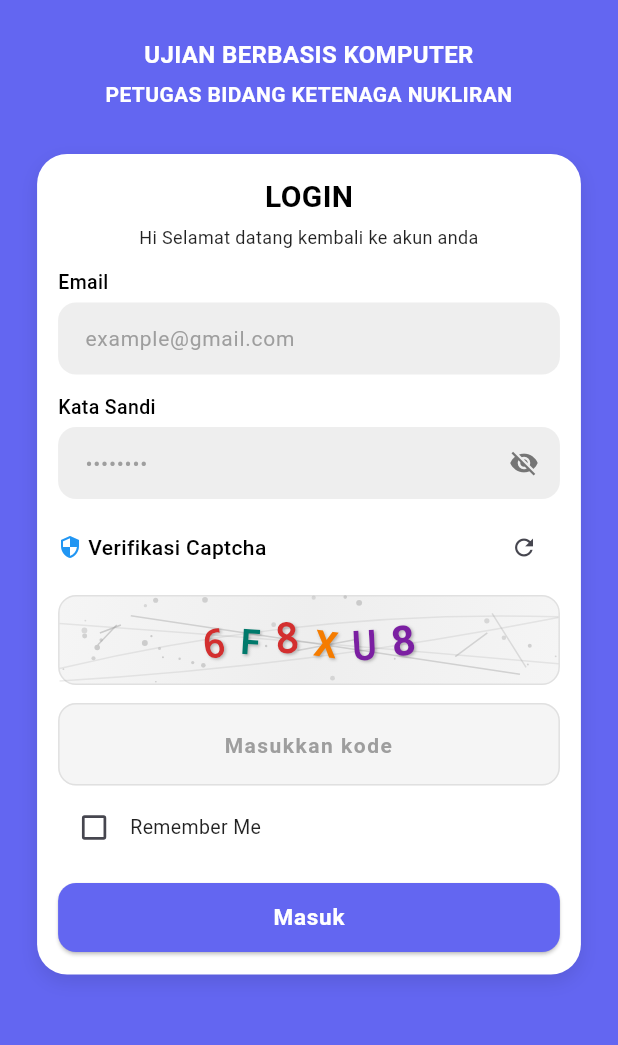
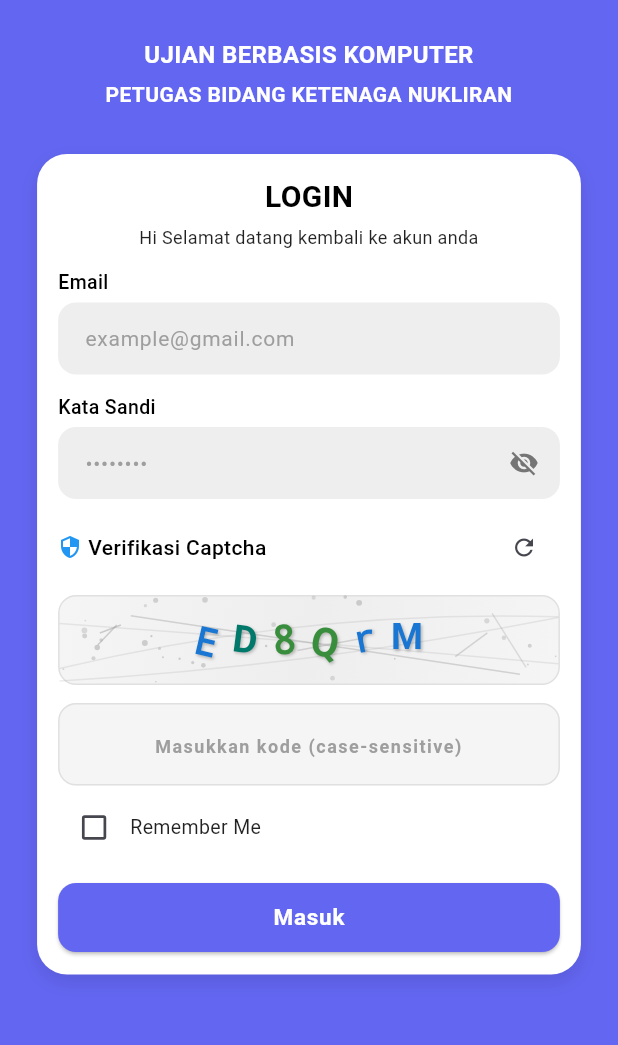
Before and after one commit to vy09/cat_project, a Flutter app: the screen it shows after launch, on a phone screen of 412 x 824 dp, the part 191-1236 px from its top. Run offline on Flutter 3.47's test engine with Material 3 defaults, Android fonts, the phone set to English and light mode, and no system bars.

Commit message:
feat: Enhance captcha generation with mixed case and case-sensitive validation

```diff
--- a/lib/modules/auth/login/widgets/captcha_widget.dart
+++ b/lib/modules/auth/login/widgets/captcha_widget.dart
@@ -23,8 +23,13 @@ class _CaptchaWidgetState extends State<CaptchaWidget> {
   bool _initialized = false;
   int _failedAttempts = 0;
 
-  // Characters for captcha (excluding similar looking ones like 0/O, 1/I/l)
-  static const String _captchaChars = 'ABCDEFGHJKLMNPQRSTUVWXYZ23456789';
+  // Characters for captcha: uppercase, lowercase, and numbers
+  // Excluding similar looking ones like 0/O, 1/I/l
+  static const String _upperChars = 'ABCDEFGHJKLMNPQRSTUVWXYZ';
+  static const String _lowerChars = 'abcdefghjkmnpqrstuvwxyz';
+  static const String _numberChars = '23456789';
+  static const String _captchaChars =
+      'ABCDEFGHJKLMNPQRSTUVWXYZabcdefghjkmnpqrstuvwxyz23456789';
 
   @override
   void initState() {
@@ -46,13 +51,25 @@ class _CaptchaWidgetState extends State<CaptchaWidget> {
     super.dispose();
   }
 
-  // Generate random alphanumeric captcha
+  // Generate random alphanumeric captcha with mixed case
   String _generateRandomCaptcha({int length = 6}) {
     final random = Random();
-    return List.generate(
-      length,
-      (_) => _captchaChars[random.nextInt(_captchaChars.length)],
-    ).join();
+    final result = <String>[];
+
+    // Ensure at least one uppercase, one lowercase, and one number
+    result.add(_upperChars[random.nextInt(_upperChars.length)]);
+    result.add(_lowerChars[random.nextInt(_lowerChars.length)]);
+    result.add(_numberChars[random.nextInt(_numberChars.length)]);
+
+    // Fill remaining with random characters from all types
+    for (int i = 3; i < length; i++) {
+      result.add(_captchaChars[random.nextInt(_captchaChars.length)]);
+    }
+
+    // Shuffle the characters
+    result.shuffle(random);
+
+    return result.join();
   }
 
   void _generateNewCaptcha() {
@@ -70,7 +87,7 @@ class _CaptchaWidgetState extends State<CaptchaWidget> {
   }
 
   void _validateInput() {
-    final input = _textController.text.toUpperCase();
+    final input = _textController.text; // Case-sensitive validation
     final newIsValid = input == _currentCaptcha;
 
     if (_isValid != newIsValid) {
@@ -256,7 +273,7 @@ class _CaptchaWidgetState extends State<CaptchaWidget> {
     return TextFormField(
       controller: _textController,
       keyboardType: TextInputType.text,
-      textCapitalization: TextCapitalization.characters,
+      textCapitalization: TextCapitalization.none, // Case-sensitive input
       maxLength: 6,
       style: const TextStyle(
         letterSpacing: 8,
@@ -265,10 +282,10 @@ class _CaptchaWidgetState extends State<CaptchaWidget> {
       ),
       textAlign: TextAlign.center,
       decoration: InputDecoration(
-        hintText: 'Masukkan kode',
+        hintText: 'Masukkan kode (case-sensitive)',
         hintStyle: TextStyle(
           letterSpacing: 1,
-          fontSize: 14,
+          fontSize: 12,
           color: Colors.grey.shade500,
         ),
         counterText: '',
```
